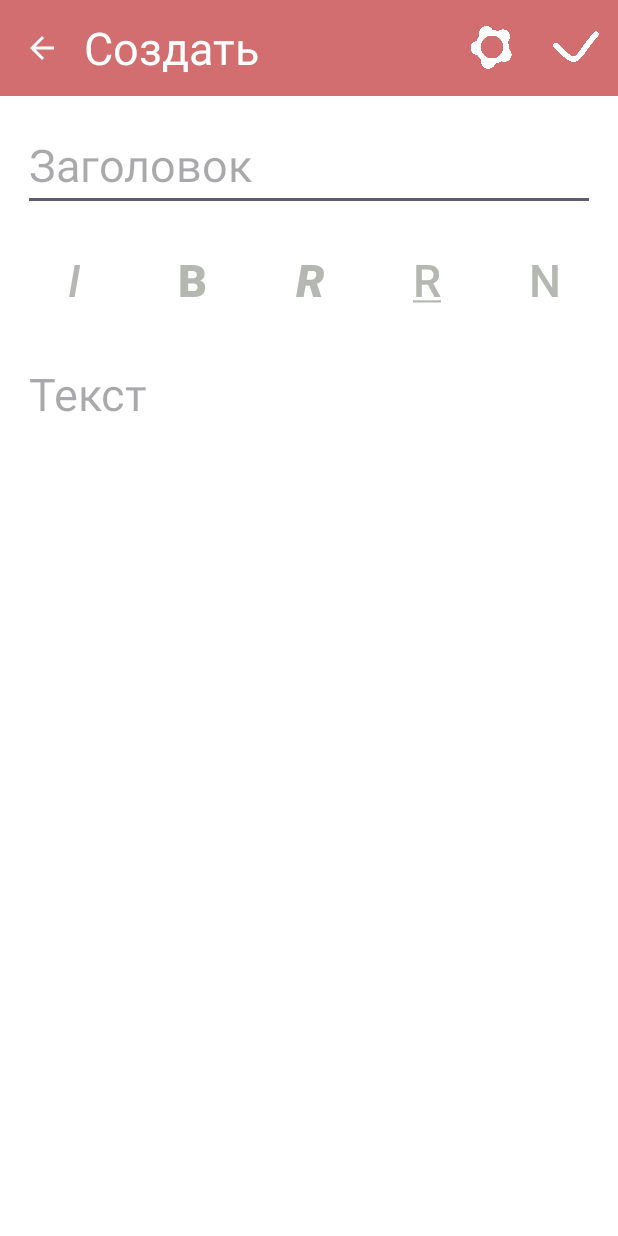
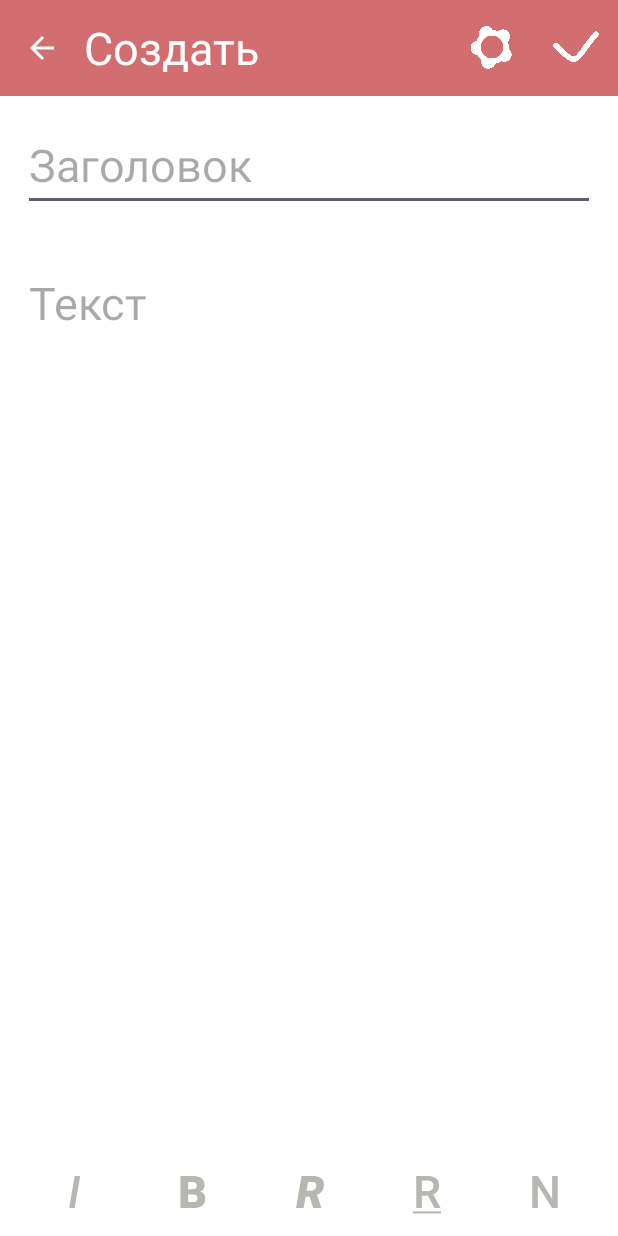
Before and after one commit to 123abc1920/pink-notes, an Android app: the screen it shows after launch (Editing), in the options menu, after a tap on "Создать текстовую заметку", on a phone screen of 412 x 824 dp. Run offline under Robolectric (Android 15) with nearby library versions, the phone set to English and light mode, and no system bars.

Commit message:
fix buttons, menus

```diff
--- a/app/src/main/res/layout/activity_editing.xml
+++ b/app/src/main/res/layout/activity_editing.xml
@@ -25,6 +25,19 @@
         android:inputType="textMultiLine"
         android:maxLines="1"
         android:scrollbars="horizontal" />
+
+    <EditText
+        android:id="@+id/text_editing"
+        android:layout_width="match_parent"
+        android:layout_height="match_parent"
+        android:layout_margin="15dp"
+        android:layout_weight="1"
+        android:allowUndo="true"
+        android:gravity="top"
+        android:hint="Текст"
+        android:imeOptions="actionDone"
+        android:inputType="textMultiLine"
+        android:scrollbars="vertical" />
 
     <LinearLayout
         android:layout_width="match_parent"
@@ -83,16 +96,4 @@
 
     </LinearLayout>
 
-    <EditText
-        android:id="@+id/text_editing"
-        android:layout_width="match_parent"
-        android:layout_height="wrap_content"
-        android:layout_margin="15dp"
-        android:allowUndo="true"
-        android:gravity="top"
-        android:hint="Текст"
-        android:imeOptions="actionDone"
-        android:inputType="textMultiLine"
-        android:scrollbars="vertical" />
-
 </LinearLayout>
--- a/app/src/main/res/menu/menu_delete.xml
+++ b/app/src/main/res/menu/menu_delete.xml
@@ -5,6 +5,7 @@
         android:id="@+id/accept_delete"
         android:icon="@drawable/delete_icon"
         android:orderInCategory="2"
-        app:showAsAction="always" />
+        app:showAsAction="always"
+        android:title="Удалить" />
 
 </menu>
--- a/app/src/main/res/menu/menu_delete_list.xml
+++ b/app/src/main/res/menu/menu_delete_list.xml
@@ -5,5 +5,6 @@
         android:id="@+id/delete_list_element"
         android:icon="@drawable/tick_icon"
         android:orderInCategory="2"
-        app:showAsAction="always" />
+        app:showAsAction="always"
+        android:title="Сохранить" />
 </menu>
--- a/app/src/main/res/menu/menu_edit.xml
+++ b/app/src/main/res/menu/menu_edit.xml
@@ -6,14 +6,14 @@
         android:id="@+id/settings_from_edit"
         android:icon="@drawable/setting_icon"
         android:orderInCategory="2"
-        android:title=""
+        android:title="Настройки"
         app:showAsAction="always" />
 
     <item
         android:id="@+id/save_from_edit"
         android:icon="@drawable/tick_icon"
         android:orderInCategory="2"
-        android:title=""
+        android:title="Сохранить"
         app:showAsAction="always" />
 
 </menu>
--- a/app/src/main/res/menu/menu_groups.xml
+++ b/app/src/main/res/menu/menu_groups.xml
@@ -6,7 +6,7 @@
         android:id="@+id/delete_group"
         android:icon="@drawable/delete_icon"
         android:orderInCategory="2"
-        android:title=""
+        android:title="Удалить"
         app:showAsAction="always" />
 
 </menu>
--- a/app/src/main/res/menu/menu_list.xml
+++ b/app/src/main/res/menu/menu_list.xml
@@ -6,20 +6,20 @@
         android:id="@+id/delete_list"
         android:icon="@drawable/delete_icon"
         android:orderInCategory="2"
-        android:title=""
+        android:title="Удалить"
         app:showAsAction="always" />
 
     <item
         android:id="@+id/preference_list"
         android:icon="@drawable/setting_icon"
         android:orderInCategory="2"
-        android:title=""
+        android:title="Настройки"
         app:showAsAction="always" />
 
     <item
         android:id="@+id/save_list"
         android:icon="@drawable/tick_icon"
         android:orderInCategory="2"
-        android:title=""
+        android:title="Сохранить"
         app:showAsAction="always" />
 </menu>
--- a/app/src/main/res/menu/menu_main.xml
+++ b/app/src/main/res/menu/menu_main.xml
@@ -1,20 +1,20 @@
 <?xml version="1.0" encoding="utf-8"?>
 <menu xmlns:android="http://schemas.android.com/apk/res/android"
     xmlns:app="http://schemas.android.com/apk/res-auto">
+
+    <item
+        android:id="@+id/settings"
+        android:icon="@drawable/setting_icon"
+        android:orderInCategory="1"
+        app:showAsAction="always"
+        android:title="Настройки" />
 
     <item
         android:id="@+id/search"
         android:icon="@android:drawable/ic_menu_search"
         android:orderInCategory="2"
         app:showAsAction="always"
-        android:title="TODO" />
-
-    <item
-        android:id="@+id/settings"
-        android:icon="@drawable/setting_icon"
-        android:orderInCategory="1"
-        app:showAsAction="always"
-        android:title="TODO" />
+        android:title="Поиск" />
 
     <item
         android:icon="@drawable/create"
--- a/app/src/main/res/menu/menu_preference.xml
+++ b/app/src/main/res/menu/menu_preference.xml
@@ -6,7 +6,7 @@
         android:id="@+id/save_from_prefs"
         android:icon="@drawable/tick_icon"
         android:orderInCategory="1"
-        android:title=""
+        android:title="Сохранить"
         app:showAsAction="always" />
 
 </menu>
--- a/app/src/main/res/menu/menu_read.xml
+++ b/app/src/main/res/menu/menu_read.xml
@@ -6,20 +6,20 @@
         android:id="@+id/edit_from_read"
         android:icon="@drawable/edit_icon"
         android:orderInCategory="1"
-        android:title=""
+        android:title="Редактировать"
         app:showAsAction="always" />
 
     <item
         android:id="@+id/settings_from_read"
         android:icon="@drawable/setting_icon"
         android:orderInCategory="2"
-        android:title=""
+        android:title="Настройки"
         app:showAsAction="always" />
 
     <item
         android:id="@+id/delete_from_read"
         android:icon="@drawable/delete_icon"
         android:orderInCategory="2"
-        android:title=""
+        android:title="Удалить"
         app:showAsAction="always" />
 </menu>
```
Also changed, not shown: app/src/main/res/layout/card_view.xml (+9 -1 lines).
